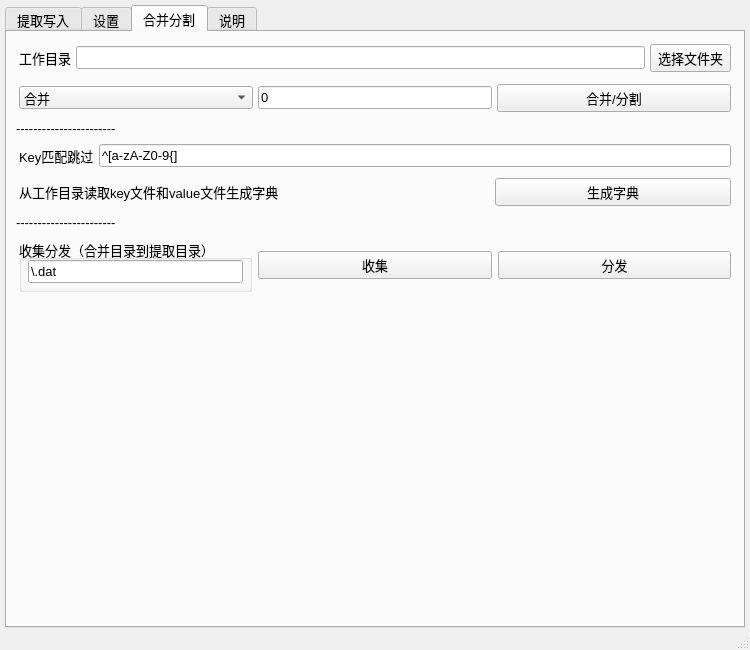
Before: the Qt Designer form main/ui_mainWindow.ui in satan53x/SExtractor, drawn with Qt 5.
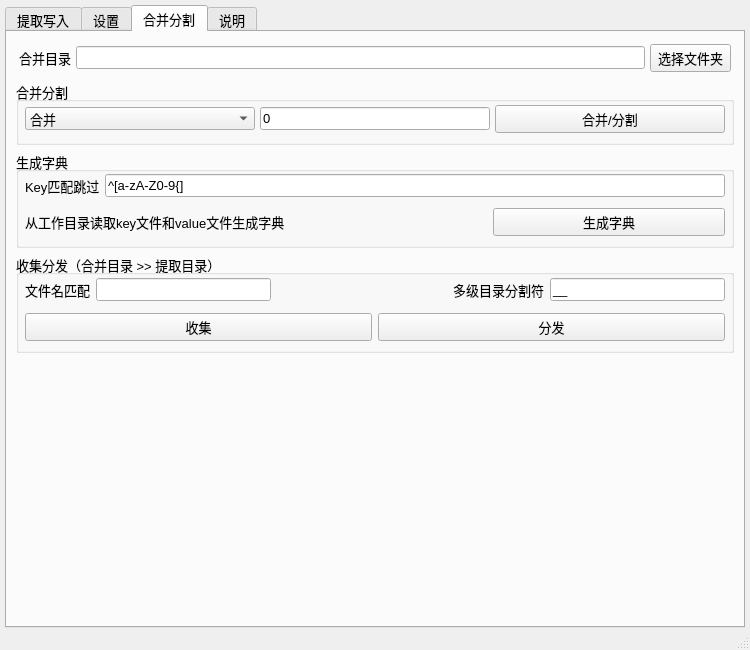
After: the same form once the commit is applied. The open tabs and pages were chosen to show the change.

Commit message: 添加功能：收集分发

What changed in the file:
```diff
--- a/main/ui_mainWindow.ui
+++ b/main/ui_mainWindow.ui
@@ -1057,7 +1057,7 @@
               </size>
              </property>
              <property name="text">
-              <string>工作目录</string>
+              <string>合并目录</string>
              </property>
             </widget>
            </item>
@@ -1075,6 +1075,27 @@
          </widget>
         </item>
         <item>
+         <widget class="QGroupBox" name="groupBox_16">
+          <property name="title">
+           <string>合并分割</string>
+          </property>
+          <layout class="QVBoxLayout" name="verticalLayout_8">
+           <property name="spacing">
+            <number>6</number>
+           </property>
+           <property name="leftMargin">
+            <number>3</number>
+           </property>
+           <property name="topMargin">
+            <number>0</number>
+           </property>
+           <property name="rightMargin">
+            <number>3</number>
+           </property>
+           <property name="bottomMargin">
+            <number>6</number>
+           </property>
+           <item>
          <widget class="QWidget" name="widget_3" native="true">
           <property name="minimumSize">
            <size>
@@ -1088,7 +1109,7 @@
             <height>65</height>
            </size>
           </property>
-          <layout class="QHBoxLayout" name="horizontalLayout_3" stretch="1,1,1">
+             <layout class="QHBoxLayout" name="horizontalLayout_3" stretch="5,5,5">
            <property name="spacing">
             <number>5</number>
            </property>
@@ -1135,13 +1156,27 @@
           </layout>
          </widget>
         </item>
-        <item>
-         <widget class="QLabel" name="label_3">
-          <property name="text">
-           <string>-----------------------</string>
-          </property>
+          </layout>
          </widget>
         </item>
+        <item>
+         <widget class="QGroupBox" name="groupBox_17">
+          <property name="title">
+           <string>生成字典</string>
+          </property>
+          <layout class="QVBoxLayout" name="verticalLayout_9">
+           <property name="leftMargin">
+            <number>3</number>
+           </property>
+           <property name="topMargin">
+            <number>0</number>
+           </property>
+           <property name="rightMargin">
+            <number>3</number>
+           </property>
+           <property name="bottomMargin">
+            <number>6</number>
+           </property>
         <item>
          <widget class="QWidget" name="widget_7" native="true">
           <layout class="QHBoxLayout" name="horizontalLayout_5">
@@ -1225,16 +1260,89 @@
           </layout>
          </widget>
         </item>
+          </layout>
+         </widget>
+        </item>
         <item>
-         <widget class="QLabel" name="label_6">
+         <widget class="QGroupBox" name="groupBox_18">
+          <property name="title">
+           <string>收集分发（合并目录 &gt;&gt; 提取目录）</string>
+          </property>
+          <layout class="QVBoxLayout" name="verticalLayout_10">
+           <property name="leftMargin">
+            <number>3</number>
+           </property>
+           <property name="topMargin">
+            <number>0</number>
+           </property>
+           <property name="rightMargin">
+            <number>3</number>
+           </property>
+           <property name="bottomMargin">
+            <number>6</number>
+           </property>
+           <item>
+            <widget class="QWidget" name="widget_10" native="true">
+             <layout class="QHBoxLayout" name="horizontalLayout_28" stretch="0,0,0,0,0">
+              <property name="leftMargin">
+               <number>3</number>
+              </property>
+              <property name="topMargin">
+               <number>3</number>
+              </property>
+              <property name="rightMargin">
+               <number>3</number>
+              </property>
+              <property name="bottomMargin">
+               <number>3</number>
+              </property>
+              <item>
+               <widget class="QLabel" name="label">
           <property name="text">
-           <string>-----------------------</string>
-          </property>
+                 <string>文件名匹配</string>
+                </property>
+               </widget>
+              </item>
+              <item>
+               <widget class="QLineEdit" name="collectFilenameEdit">
+                <property name="text">
+                 <string/>
+                </property>
+               </widget>
+              </item>
+              <item>
+               <spacer name="horizontalSpacer_5">
+                <property name="orientation">
+                 <enum>Qt::Horizontal</enum>
+                </property>
+                <property name="sizeHint" stdset="0">
+                 <size>
+                  <width>40</width>
+                  <height>20</height>
+                 </size>
+                </property>
+               </spacer>
+              </item>
+              <item>
+               <widget class="QLabel" name="label_3">
+                <property name="text">
+                 <string>多级目录分割符</string>
+                </property>
+               </widget>
+              </item>
+              <item>
+               <widget class="QLineEdit" name="collectSepEdit">
+                <property name="text">
+                 <string>__</string>
+                </property>
+               </widget>
+              </item>
+             </layout>
          </widget>
         </item>
         <item>
          <widget class="QWidget" name="widget_12" native="true">
-          <layout class="QHBoxLayout" name="horizontalLayout_15" stretch="1,1,1">
+             <layout class="QHBoxLayout" name="horizontalLayout_15" stretch="1,1">
            <property name="spacing">
             <number>6</number>
            </property>
@@ -1246,38 +1354,10 @@
            </property>
            <property name="rightMargin">
             <number>3</number>
-           </property>
-           <item>
-            <widget class="QGroupBox" name="groupBox_4">
-             <property name="title">
-              <string>收集分发（合并目录到提取目录）</string>
-             </property>
-             <layout class="QHBoxLayout" name="horizontalLayout_16">
-              <property name="spacing">
-               <number>6</number>
-              </property>
-              <property name="leftMargin">
-               <number>6</number>
-              </property>
-              <property name="topMargin">
-               <number>0</number>
-              </property>
-              <property name="rightMargin">
-               <number>6</number>
               </property>
               <property name="bottomMargin">
-               <number>6</number>
+               <number>3</number>
               </property>
-              <item>
-               <widget class="QLineEdit" name="collectEdit">
-                <property name="text">
-                 <string>\.dat</string>
-                </property>
-               </widget>
-              </item>
-             </layout>
-            </widget>
-           </item>
            <item>
             <widget class="QPushButton" name="collectButton">
              <property name="text">
@@ -1295,6 +1375,9 @@
           </layout>
          </widget>
         </item>
+          </layout>
+         </widget>
+        </item>
         <item>
          <spacer name="verticalSpacer_2">
           <property name="orientation">
```
Left out of the diff: 6 changed lines with no effect on the pictures. Lines whose indentation alone changed are shown as unchanged. The commit also changes 5 other files.
